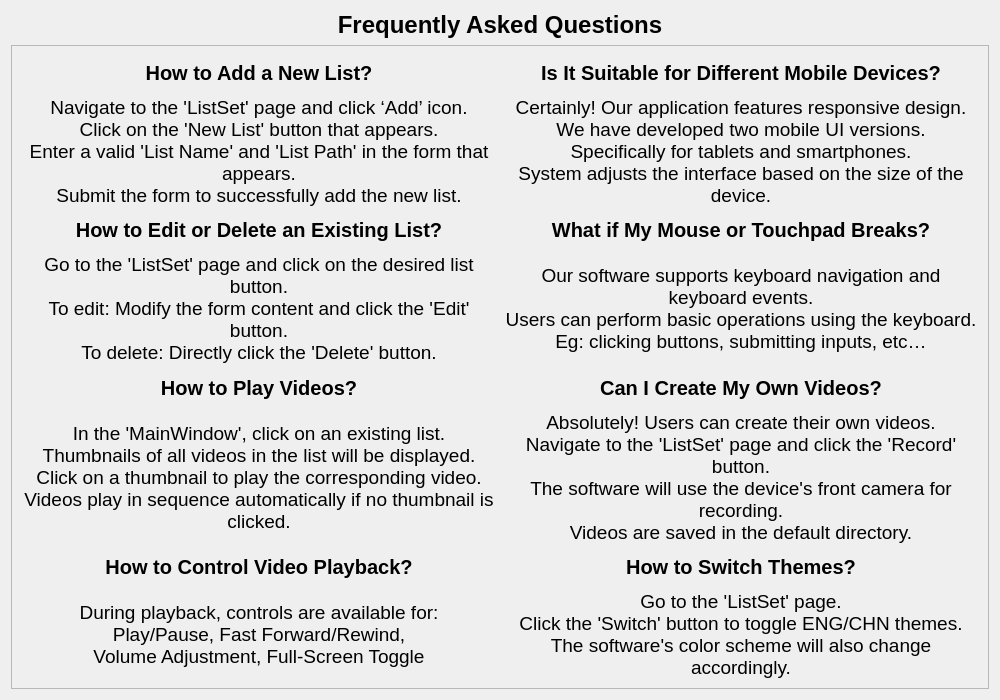
This is faq.ui in 454270186/XJCO2811_UserInterface as Qt 5 draws it before an edit. The edited form follows.
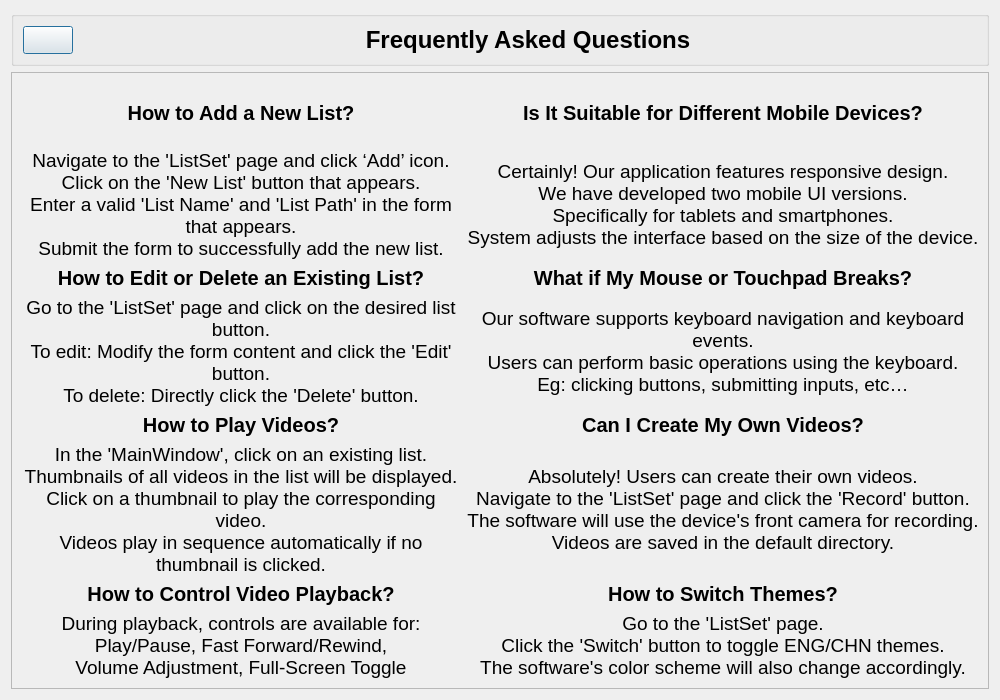
This is the edited form.

The edit to the form file:
```diff
--- a/faq.ui
+++ b/faq.ui
@@ -15,19 +15,50 @@
   </property>
   <layout class="QVBoxLayout" name="verticalLayout">
    <item>
-    <widget class="QLabel" name="faq_title">
-     <property name="font">
-      <font>
-       <pointsize>18</pointsize>
-       <bold>true</bold>
-      </font>
+    <widget class="QGroupBox" name="groupBox">
+     <property name="title">
+      <string/>
      </property>
-     <property name="text">
-      <string>Frequently Asked Questions</string>
-     </property>
-     <property name="alignment">
-      <set>Qt::AlignCenter</set>
-     </property>
+     <layout class="QHBoxLayout" name="horizontalLayout">
+      <item>
+       <widget class="QPushButton" name="backward">
+        <property name="maximumSize">
+         <size>
+          <width>50</width>
+          <height>50</height>
+         </size>
+        </property>
+        <property name="cursor">
+         <cursorShape>PointingHandCursor</cursorShape>
+        </property>
+        <property name="text">
+         <string/>
+        </property>
+       </widget>
+      </item>
+      <item>
+       <widget class="QLabel" name="faq_title">
+        <property name="maximumSize">
+         <size>
+          <width>16777215</width>
+          <height>16777215</height>
+         </size>
+        </property>
+        <property name="font">
+         <font>
+          <pointsize>18</pointsize>
+          <bold>true</bold>
+         </font>
+        </property>
+        <property name="text">
+         <string>Frequently Asked Questions</string>
+        </property>
+        <property name="alignment">
+         <set>Qt::AlignCenter</set>
+        </property>
+       </widget>
+      </item>
+     </layout>
     </widget>
    </item>
    <item>
@@ -40,15 +71,21 @@
        <rect>
         <x>0</x>
         <y>0</y>
-        <width>974</width>
-        <height>644</height>
+        <width>984</width>
+        <height>629</height>
        </rect>
       </property>
       <layout class="QVBoxLayout" name="verticalLayout_2">
        <item>
-        <layout class="QGridLayout" name="gridLayout" rowstretch="1,1,1,1,1,1,1,1" columnstretch="1,1" rowminimumheight="1,1,1,1,1,1,1,1" columnminimumwidth="1,1">
-         <item row="6" column="1">
-          <widget class="QLabel" name="question8">
+        <layout class="QGridLayout" name="gridLayout" rowstretch="1,0,0,0,0,0,0,0" columnstretch="1,0">
+         <item row="0" column="0">
+          <widget class="QLabel" name="question1">
+           <property name="sizePolicy">
+            <sizepolicy hsizetype="Preferred" vsizetype="Preferred">
+             <horstretch>0</horstretch>
+             <verstretch>0</verstretch>
+            </sizepolicy>
+           </property>
            <property name="font">
             <font>
              <pointsize>15</pointsize>
@@ -56,7 +93,47 @@
             </font>
            </property>
            <property name="text">
-            <string>How to Switch Themes?</string>
+            <string>How to Add a New List?</string>
+           </property>
+           <property name="alignment">
+            <set>Qt::AlignCenter</set>
+           </property>
+           <property name="wordWrap">
+            <bool>true</bool>
+           </property>
+          </widget>
+         </item>
+         <item row="1" column="1">
+          <widget class="QLabel" name="answer5">
+           <property name="font">
+            <font>
+             <pointsize>14</pointsize>
+            </font>
+           </property>
+           <property name="text">
+            <string>Certainly! Our application features responsive design.
+We have developed two mobile UI versions.
+Specifically for tablets and smartphones.
+System adjusts the interface based on the size of the device.</string>
+           </property>
+           <property name="alignment">
+            <set>Qt::AlignCenter</set>
+           </property>
+           <property name="wordWrap">
+            <bool>true</bool>
+           </property>
+          </widget>
+         </item>
+         <item row="2" column="0">
+          <widget class="QLabel" name="question2">
+           <property name="font">
+            <font>
+             <pointsize>15</pointsize>
+             <bold>true</bold>
+            </font>
+           </property>
+           <property name="text">
+            <string>How to Edit or Delete an Existing List?</string>
            </property>
            <property name="alignment">
             <set>Qt::AlignCenter</set>
@@ -104,16 +181,17 @@
            </property>
           </widget>
          </item>
-         <item row="2" column="1">
-          <widget class="QLabel" name="question6">
+         <item row="7" column="0">
+          <widget class="QLabel" name="answer4">
            <property name="font">
             <font>
-             <pointsize>15</pointsize>
-             <bold>true</bold>
+             <pointsize>14</pointsize>
             </font>
            </property>
            <property name="text">
-            <string>What if My Mouse or Touchpad Breaks?</string>
+            <string>During playback, controls are available for:
+Play/Pause, Fast Forward/Rewind,
+Volume Adjustment, Full-Screen Toggle</string>
            </property>
            <property name="alignment">
             <set>Qt::AlignCenter</set>
@@ -123,18 +201,38 @@
            </property>
           </widget>
          </item>
-         <item row="5" column="1">
-          <widget class="QLabel" name="answer7">
+         <item row="7" column="1">
+          <widget class="QLabel" name="answer8">
            <property name="font">
             <font>
              <pointsize>14</pointsize>
             </font>
            </property>
            <property name="text">
-            <string>Absolutely! Users can create their own videos.
-Navigate to the 'ListSet' page and click the 'Record' button.
-The software will use the device's front camera for recording.
-Videos are saved in the default directory.</string>
+            <string>Go to the 'ListSet' page.
+Click the 'Switch' button to toggle ENG/CHN themes.
+The software's color scheme will also change accordingly.</string>
+           </property>
+           <property name="alignment">
+            <set>Qt::AlignCenter</set>
+           </property>
+           <property name="wordWrap">
+            <bool>true</bool>
+           </property>
+          </widget>
+         </item>
+         <item row="5" column="0">
+          <widget class="QLabel" name="answer3">
+           <property name="font">
+            <font>
+             <pointsize>14</pointsize>
+            </font>
+           </property>
+           <property name="text">
+            <string>In the 'MainWindow', click on an existing list.
+Thumbnails of all videos in the list will be displayed.
+Click on a thumbnail to play the corresponding video. 
+Videos play in sequence automatically if no thumbnail is clicked.</string>
            </property>
            <property name="alignment">
             <set>Qt::AlignCenter</set>
@@ -163,8 +261,8 @@
            </property>
           </widget>
          </item>
-         <item row="6" column="0">
-          <widget class="QLabel" name="question4">
+         <item row="6" column="1">
+          <widget class="QLabel" name="question8">
            <property name="font">
             <font>
              <pointsize>15</pointsize>
@@ -172,7 +270,7 @@
             </font>
            </property>
            <property name="text">
-            <string>How to Control Video Playback?</string>
+            <string>How to Switch Themes?</string>
            </property>
            <property name="alignment">
             <set>Qt::AlignCenter</set>
@@ -203,18 +301,16 @@
            </property>
           </widget>
          </item>
-         <item row="1" column="1">
-          <widget class="QLabel" name="answer5">
+         <item row="6" column="0">
+          <widget class="QLabel" name="question4">
            <property name="font">
             <font>
-             <pointsize>14</pointsize>
+             <pointsize>15</pointsize>
+             <bold>true</bold>
             </font>
            </property>
            <property name="text">
-            <string>Certainly! Our application features responsive design.
-We have developed two mobile UI versions.
-Specifically for tablets and smartphones.
-System adjusts the interface based on the size of the device.</string>
+            <string>How to Control Video Playback?</string>
            </property>
            <property name="alignment">
             <set>Qt::AlignCenter</set>
@@ -224,17 +320,16 @@
            </property>
           </widget>
          </item>
-         <item row="7" column="0">
-          <widget class="QLabel" name="answer4">
+         <item row="2" column="1">
+          <widget class="QLabel" name="question6">
            <property name="font">
             <font>
-             <pointsize>14</pointsize>
+             <pointsize>15</pointsize>
+             <bold>true</bold>
             </font>
            </property>
            <property name="text">
-            <string>During playback, controls are available for:
-Play/Pause, Fast Forward/Rewind,
-Volume Adjustment, Full-Screen Toggle</string>
+            <string>What if My Mouse or Touchpad Breaks?</string>
            </property>
            <property name="alignment">
             <set>Qt::AlignCenter</set>
@@ -264,6 +359,27 @@
            </property>
           </widget>
          </item>
+         <item row="5" column="1">
+          <widget class="QLabel" name="answer7">
+           <property name="font">
+            <font>
+             <pointsize>14</pointsize>
+            </font>
+           </property>
+           <property name="text">
+            <string>Absolutely! Users can create their own videos.
+Navigate to the 'ListSet' page and click the 'Record' button.
+The software will use the device's front camera for recording.
+Videos are saved in the default directory.</string>
+           </property>
+           <property name="alignment">
+            <set>Qt::AlignCenter</set>
+           </property>
+           <property name="wordWrap">
+            <bool>true</bool>
+           </property>
+          </widget>
+         </item>
          <item row="3" column="0">
           <widget class="QLabel" name="answer2">
            <property name="font">
@@ -284,91 +400,6 @@
            </property>
           </widget>
          </item>
-         <item row="5" column="0">
-          <widget class="QLabel" name="answer3">
-           <property name="font">
-            <font>
-             <pointsize>14</pointsize>
-            </font>
-           </property>
-           <property name="text">
-            <string>In the 'MainWindow', click on an existing list.
-Thumbnails of all videos in the list will be displayed.
-Click on a thumbnail to play the corresponding video. 
-Videos play in sequence automatically if no thumbnail is clicked.</string>
-           </property>
-           <property name="alignment">
-            <set>Qt::AlignCenter</set>
-           </property>
-           <property name="wordWrap">
-            <bool>true</bool>
-           </property>
-          </widget>
-         </item>
-         <item row="0" column="0">
-          <widget class="QLabel" name="question1">
-           <property name="sizePolicy">
-            <sizepolicy hsizetype="Preferred" vsizetype="Preferred">
-             <horstretch>0</horstretch>
-             <verstretch>0</verstretch>
-            </sizepolicy>
-           </property>
-           <property name="font">
-            <font>
-             <pointsize>15</pointsize>
-             <bold>true</bold>
-            </font>
-           </property>
-           <property name="text">
-            <string>How to Add a New List?</string>
-           </property>
-           <property name="alignment">
-            <set>Qt::AlignCenter</set>
-           </property>
-           <property name="wordWrap">
-            <bool>true</bool>
-           </property>
-          </widget>
-         </item>
-         <item row="2" column="0">
-          <widget class="QLabel" name="question2">
-           <property name="font">
-            <font>
-             <pointsize>15</pointsize>
-             <bold>true</bold>
-            </font>
-           </property>
-           <property name="text">
-            <string>How to Edit or Delete an Existing List?</string>
-           </property>
-           <property name="alignment">
-            <set>Qt::AlignCenter</set>
-           </property>
-           <property name="wordWrap">
-            <bool>true</bool>
-           </property>
-          </widget>
-         </item>
-         <item row="7" column="1">
-          <widget class="QLabel" name="answer8">
-           <property name="font">
-            <font>
-             <pointsize>14</pointsize>
-            </font>
-           </property>
-           <property name="text">
-            <string>Go to the 'ListSet' page.
-Click the 'Switch' button to toggle ENG/CHN themes.
-The software's color scheme will also change accordingly.</string>
-           </property>
-           <property name="alignment">
-            <set>Qt::AlignCenter</set>
-           </property>
-           <property name="wordWrap">
-            <bool>true</bool>
-           </property>
-          </widget>
-         </item>
         </layout>
        </item>
       </layout>
```
